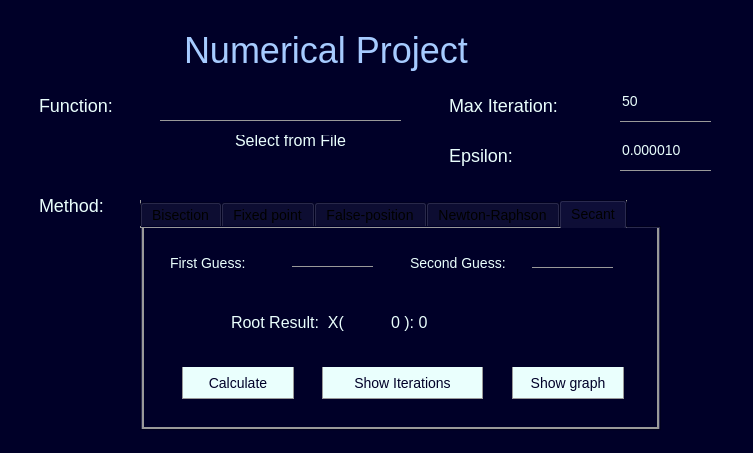
Before: the Qt Designer form Views/mainwindow.ui in MahmoudElkarargy/NumericalLab, drawn with Qt 5.
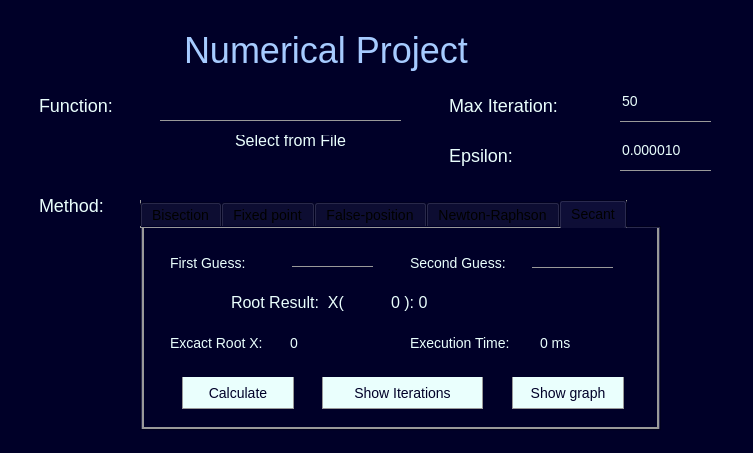
After: the same form once the commit is applied. The open tabs and pages were chosen to show the change.

Patch:
```diff
--- a/Views/mainwindow.ui
+++ b/Views/mainwindow.ui
@@ -1053,7 +1053,7 @@
        <property name="geometry">
         <rect>
          <x>40</x>
-         <y>140</y>
+         <y>150</y>
          <width>112</width>
          <height>32</height>
         </rect>
@@ -1073,7 +1073,7 @@
        <property name="geometry">
         <rect>
          <x>180</x>
-         <y>140</y>
+         <y>150</y>
          <width>161</width>
          <height>32</height>
         </rect>
@@ -1093,7 +1093,7 @@
        <property name="geometry">
         <rect>
          <x>370</x>
-         <y>140</y>
+         <y>150</y>
          <width>112</width>
          <height>32</height>
         </rect>
@@ -1113,7 +1113,7 @@
        <property name="geometry">
         <rect>
          <x>80</x>
-         <y>80</y>
+         <y>60</y>
          <width>171</width>
          <height>31</height>
         </rect>
@@ -1135,7 +1135,7 @@
        <property name="geometry">
         <rect>
          <x>240</x>
-         <y>80</y>
+         <y>60</y>
          <width>141</width>
          <height>31</height>
         </rect>
@@ -1153,6 +1153,94 @@
         <string>0 ): 0</string>
        </property>
       </widget>
+      <widget class="QLabel" name="label_34">
+       <property name="geometry">
+        <rect>
+         <x>20</x>
+         <y>100</y>
+         <width>131</width>
+         <height>31</height>
+        </rect>
+       </property>
+       <property name="styleSheet">
+        <string notr="true">background: transparent;
+color: rgb(234, 255, 253);
+margin: 5px;
+font-size: 14px;
+font-family: &quot;Lucida Console&quot;, &quot;Courier New&quot;, monospace;
+color: rgb(234, 255, 253);
+border: none;</string>
+       </property>
+       <property name="text">
+        <string>Excact Root X:</string>
+       </property>
+      </widget>
+      <widget class="QLabel" name="excactRootSecant">
+       <property name="geometry">
+        <rect>
+         <x>140</x>
+         <y>100</y>
+         <width>101</width>
+         <height>31</height>
+        </rect>
+       </property>
+       <property name="styleSheet">
+        <string notr="true">background: transparent;
+color: rgb(234, 255, 253);
+margin: 5px;
+font-size: 14px;
+font-family: &quot;Lucida Console&quot;, &quot;Courier New&quot;, monospace;
+color: rgb(234, 255, 253);
+border: none;</string>
+       </property>
+       <property name="text">
+        <string>0</string>
+       </property>
+      </widget>
+      <widget class="QLabel" name="label_35">
+       <property name="geometry">
+        <rect>
+         <x>260</x>
+         <y>100</y>
+         <width>141</width>
+         <height>31</height>
+        </rect>
+       </property>
+       <property name="styleSheet">
+        <string notr="true">background: transparent;
+color: rgb(234, 255, 253);
+margin: 5px;
+font-size: 14px;
+font-family: &quot;Lucida Console&quot;, &quot;Courier New&quot;, monospace;
+color: rgb(234, 255, 253);
+border: none;</string>
+       </property>
+       <property name="text">
+        <string>Execution Time:</string>
+       </property>
+      </widget>
+      <widget class="QLabel" name="etSecant">
+       <property name="geometry">
+        <rect>
+         <x>390</x>
+         <y>100</y>
+         <width>101</width>
+         <height>31</height>
+        </rect>
+       </property>
+       <property name="styleSheet">
+        <string notr="true">background: transparent;
+color: rgb(234, 255, 253);
+margin: 5px;
+font-size: 14px;
+font-family: &quot;Lucida Console&quot;, &quot;Courier New&quot;, monospace;
+color: rgb(234, 255, 253);
+border: none;</string>
+       </property>
+       <property name="text">
+        <string>0 ms</string>
+       </property>
+      </widget>
      </widget>
     </widget>
    </widget>
```
Left out of the diff: 394 changed lines with no effect on the pictures.
